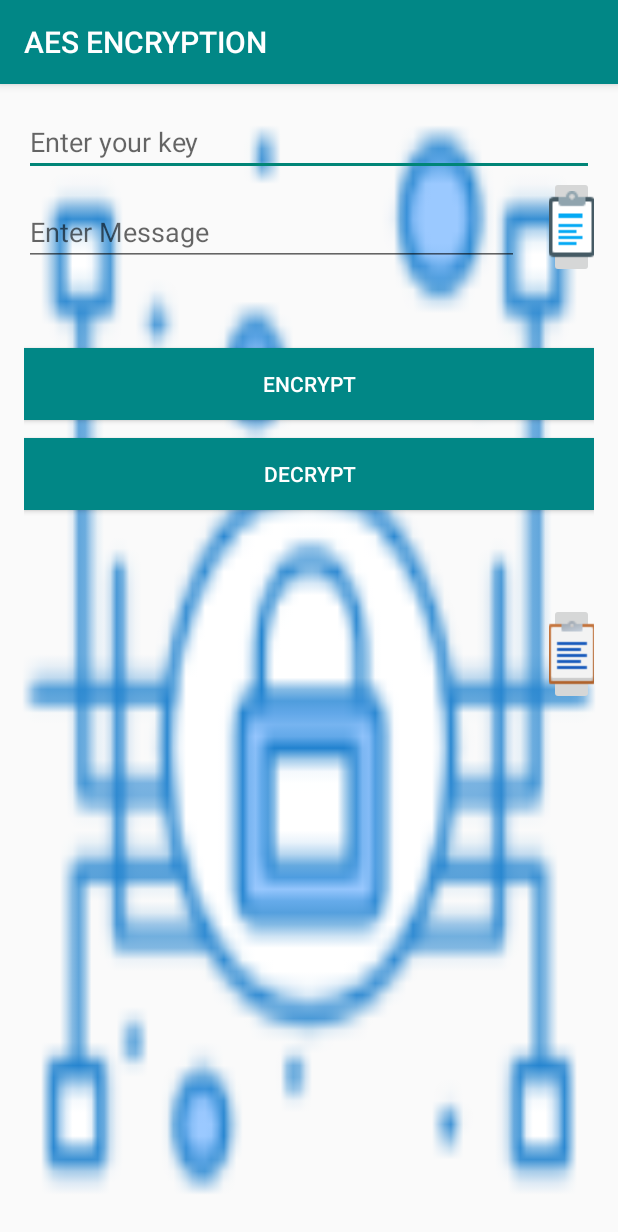
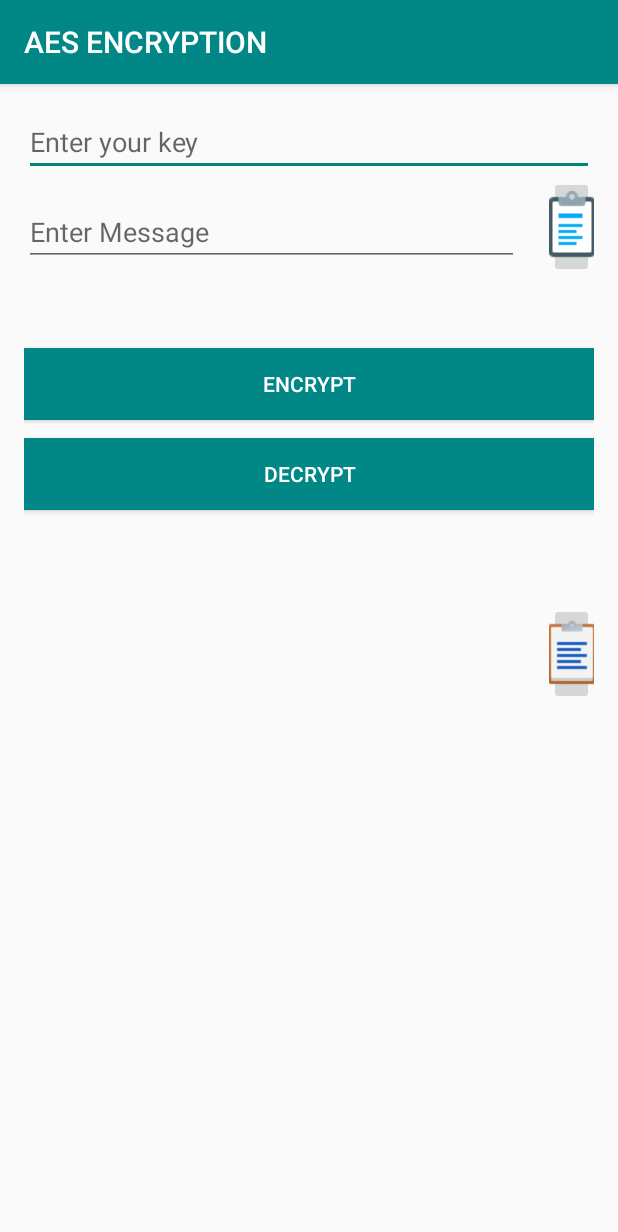
Before and after one commit to Abhinav82193/AES-Encryption, an Android app: the screen it shows after launch (MainActivity), on a phone screen of 412 x 824 dp. Shown: the top 1232 px of the screen. Run offline under Robolectric (Android 15) with nearby library versions, the phone set to English and light mode, and no system bars.

Commit message:
removed background

```diff
--- a/app/src/main/res/layout/activity_main.xml
+++ b/app/src/main/res/layout/activity_main.xml
@@ -8,7 +8,7 @@
     android:paddingRight="16dp"
     android:paddingLeft="16dp"
     android:paddingBottom="16dp"
-    android:background="@drawable/lay"
+
     tools:context=".MainActivity">
 
     <EditText
```
